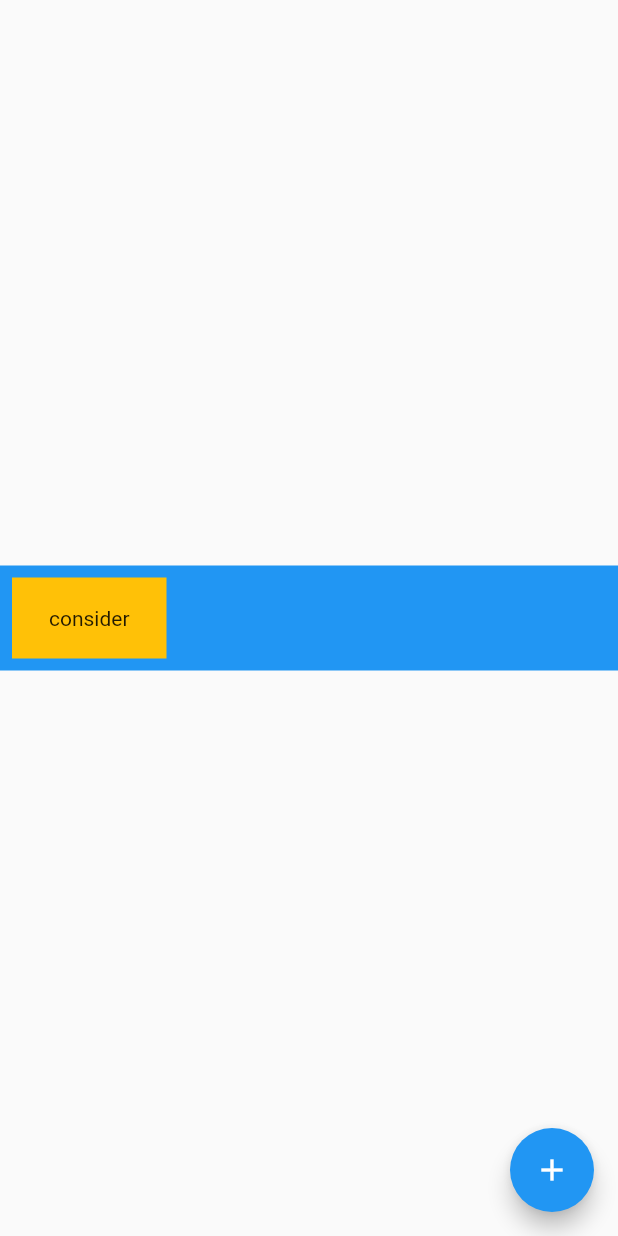
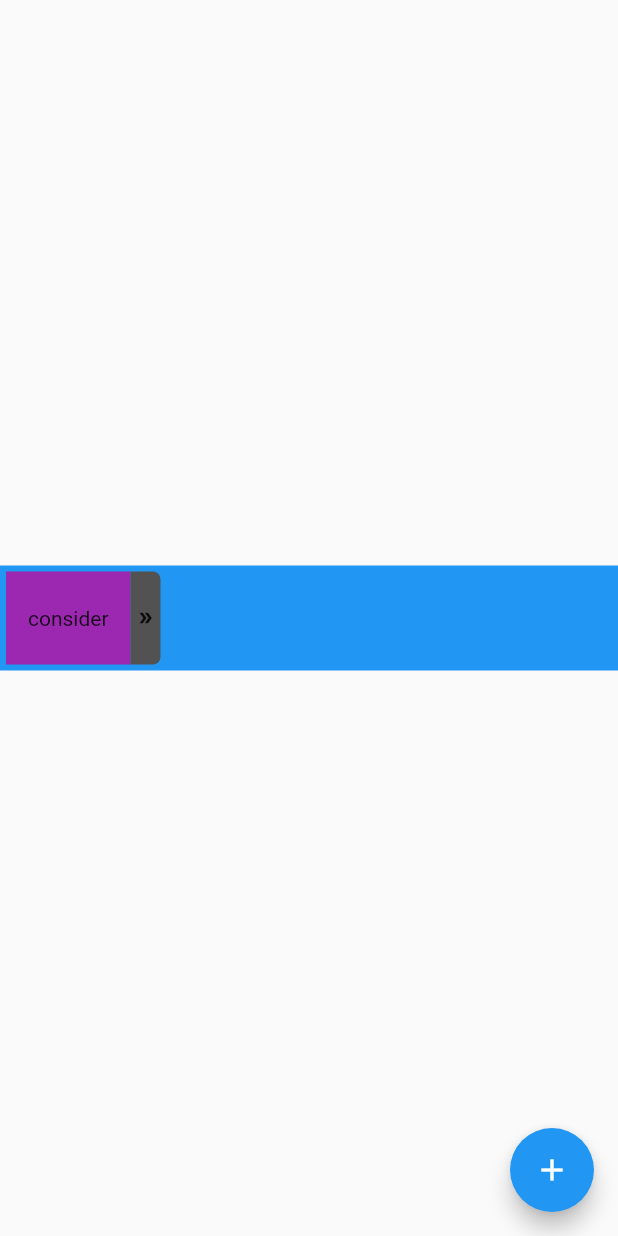
Before and after one commit to the-lightstack/timeline_editor, a Flutter app: the screen it shows after launch, after a tap on the "add" icon, on a phone screen of 412 x 824 dp. Run offline on Flutter 3.47's test engine with Material 2 defaults, Android fonts, the phone set to English and light mode, and no system bars.

Commit message:
feat: resizing works

```diff
--- a/example/lib/main.dart
+++ b/example/lib/main.dart
@@ -54,16 +54,20 @@ class _MainAppState extends State<MainApp> {
         floatingActionButton: FloatingActionButton(
             child: const Icon(Icons.add),
             onPressed: () => _controller.addTile(TimedTile(
-                  child: Center(
-                      child: Text(
-                    genName(),
-                    style: const TextStyle(fontSize: 14),
-                  )),
+                  child: Container(
+                    color: Colors.purple,
+                    child: Center(
+                        child: Text(
+                      genName(),
+                      style: const TextStyle(fontSize: 14),
+                    )),
+                  ),
                 ))),
         body: Center(
           child: EditableTimeline(
             controller: _controller,
-            scalingFactor: MediaQuery.of(context).size.width / (8 * 2),
+            // scalingFactor: MediaQuery.of(context).size.width / (8 * 2),
+            totalSteps: 8 * 2,
           ),
         ),
       ),
--- a/lib/timeline_editor.dart
+++ b/lib/timeline_editor.dart
@@ -9,10 +9,10 @@ import 'package:collection/collection.dart';
 
 class EditableTimeline extends StatefulWidget {
   final EditableTimelineController controller;
-  final double scalingFactor;
+  final int totalSteps;
 
   const EditableTimeline(
-      {super.key, required this.controller, this.scalingFactor = 50});
+      {super.key, required this.controller, this.totalSteps = 20});
 
   @override
   State<EditableTimeline> createState() => _EditableTimelineState();
@@ -41,9 +41,12 @@ class _EditableTimelineState extends State<EditableTimeline> {
     final List<TimelineTile> ttiles = <TimelineTile>[
       for (int i = 0; i < widget.controller.tiles.length; i++)
         TimelineTile(
-            key: UniqueKey(),
-            tileData: widget.controller.tiles[i],
-            scaling: widget.scalingFactor)
+          key: UniqueKey(),
+          tileData: widget.controller.tiles[i],
+          controller: widget.controller,
+          totalSteps: widget.totalSteps,
+          ownIndex: i,
+        )
     ];
     return SizedBox(
         height: 70,
@@ -86,6 +89,15 @@ class EditableTimelineController extends ValueNotifier<TimelineEntity> {
     notifyListeners();
   }
 
+  void changeTileLength(int index, int newLength) {
+    value.tiles[index].length = newLength;
+
+    // For all higher indices update startpos
+    for (int i = index; i < value.tiles.length; i++) {
+      value.tiles[i].startPosition = computeStartPosition(i);
+    }
+  }
+
   void _reorderTiles(int oldIndex, int newIndex) {
     // If this doesn't work, do:
     // 1) get oldIndex
--- a/lib/timeline_tile.dart
+++ b/lib/timeline_tile.dart
@@ -1,31 +1,102 @@
 import 'package:flutter/material.dart';
-import 'package:flutter/widgets.dart';
 import 'package:timeline_editor/timeline.dart';
+import 'package:timeline_editor/timeline_editor.dart';
 
 class TimelineTile extends StatefulWidget {
   final TimedTile tileData;
-  final double scaling;
+  final int totalSteps;
+  final EditableTimelineController controller;
+  final int ownIndex;
+
   const TimelineTile(
-      {super.key, required this.tileData, required this.scaling});
+      {super.key,
+      required this.tileData,
+      required this.totalSteps,
+      required this.controller,
+      required this.ownIndex});
 
   @override
   State<TimelineTile> createState() => _TimelineTileState();
 }
 
 class _TimelineTileState extends State<TimelineTile> {
+  bool _isReseized = false;
+  late int _displayLength;
+  late int _orgLength;
+  double? _dragStartX;
+
   @override
-  Widget build(BuildContext context) {
+  void initState() {
     assert(widget.tileData.length != null);
     assert(widget.tileData.startPosition != null);
     assert(widget.tileData.index != null);
 
+    _displayLength = widget.tileData.length!;
+    _orgLength = widget.tileData.length!;
+    super.initState();
+  }
+
+  @override
+  Widget build(BuildContext context) {
     return Padding(
-      padding: const EdgeInsets.all(8.0),
-      child: Container(
-        color: Colors.amber,
-        width: widget.scaling * widget.tileData.length!,
-        child: widget.tileData.child,
-      ),
+      padding: const EdgeInsets.all(4.0),
+      child: SizedBox(
+          width: (MediaQuery.of(context).size.width / widget.totalSteps) *
+              _displayLength,
+          child: Row(
+            children: [
+              Flexible(flex: 5, child: widget.tileData.child),
+              GestureDetector(
+                onHorizontalDragUpdate: (details) {
+                  assert(_dragStartX != null);
+                  final double deltaX = details.localPosition.dx - _dragStartX!;
+                  final double stepPixelSize =
+                      MediaQuery.of(context).size.width / widget.totalSteps;
+                  print(stepPixelSize);
+
+                  final int lengthIncrement =
+                      (deltaX / stepPixelSize).truncate();
+                  final newDisplayLength = _orgLength + lengthIncrement;
+                  if (newDisplayLength >= 1 && newDisplayLength <= 16) {
+                    setState(() {
+                      _displayLength = newDisplayLength;
+                      // _dragStartX = details.localPosition.dx;
+                    });
+                  }
+                },
+                onHorizontalDragStart: (details) => setState(() {
+                  _dragStartX = details.localPosition.dx;
+                  _isReseized = true;
+                }),
+                onHorizontalDragEnd: (details) {
+                  setState(() {
+                    _dragStartX = null;
+                    _isReseized = false;
+                    _orgLength = _displayLength;
+                  });
+                  widget.controller
+                      .changeTileLength(widget.ownIndex, _displayLength);
+                },
+                child: SizedBox(
+                  width: 20,
+                  child: Container(
+                    decoration: BoxDecoration(
+                        color: _isReseized
+                            ? const Color.fromARGB(255, 112, 112, 112)
+                            : const Color.fromARGB(255, 82, 82, 82),
+                        borderRadius: const BorderRadius.only(
+                            topRight: Radius.circular(5),
+                            bottomRight: Radius.circular(5))),
+                    child: const Center(
+                        child: Icon(
+                      Icons.double_arrow,
+                      size: 12,
+                    )),
+                  ),
+                ),
+              )
+            ],
+          )),
     );
   }
 }
```
